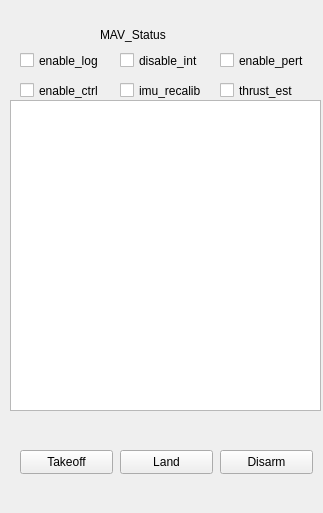
This is src/rqt_quadcoptergui/QuadCopterwidget.ui in garimellagowtham/rqt_quadcoptergui as Qt 5 draws it before an edit. The edited form follows.
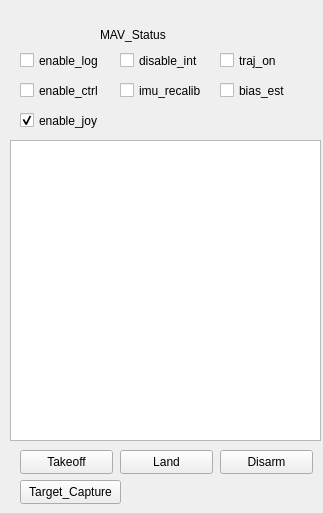
This is the edited form.

Diff of the .ui file:
```diff
--- a/src/rqt_quadcoptergui/QuadCopterwidget.ui
+++ b/src/rqt_quadcoptergui/QuadCopterwidget.ui
@@ -30,9 +30,9 @@
    <property name="geometry">
     <rect>
      <x>10</x>
-     <y>100</y>
+     <y>140</y>
      <width>311</width>
-     <height>311</height>
+     <height>301</height>
     </rect>
    </property>
   </widget>
@@ -85,7 +85,7 @@
     </rect>
    </property>
    <property name="text">
-    <string>thrust_est</string>
+    <string>bias_est</string>
    </property>
   </widget>
   <widget class="QPushButton" name="Disarmbutton">
@@ -124,7 +124,7 @@
     </rect>
    </property>
    <property name="text">
-    <string>enable_pert</string>
+    <string>traj_on</string>
    </property>
   </widget>
   <widget class="QCheckBox" name="integrator_checkbox">
@@ -153,6 +153,35 @@
     <string>enable_log</string>
    </property>
   </widget>
+  <widget class="QCheckBox" name="enable_joycheckbox">
+   <property name="geometry">
+    <rect>
+     <x>20</x>
+     <y>110</y>
+     <width>101</width>
+     <height>21</height>
+    </rect>
+   </property>
+   <property name="text">
+    <string>enable_joy</string>
+   </property>
+   <property name="checked">
+    <bool>true</bool>
+   </property>
+  </widget>
+  <widget class="QPushButton" name="TargetCapturebutton">
+   <property name="geometry">
+    <rect>
+     <x>20</x>
+     <y>480</y>
+     <width>101</width>
+     <height>24</height>
+    </rect>
+   </property>
+   <property name="text">
+    <string>Target_Capture</string>
+   </property>
+  </widget>
  </widget>
  <resources/>
  <connections/>
```
Left out of the diff: 4 changed lines with no effect on the pictures.
